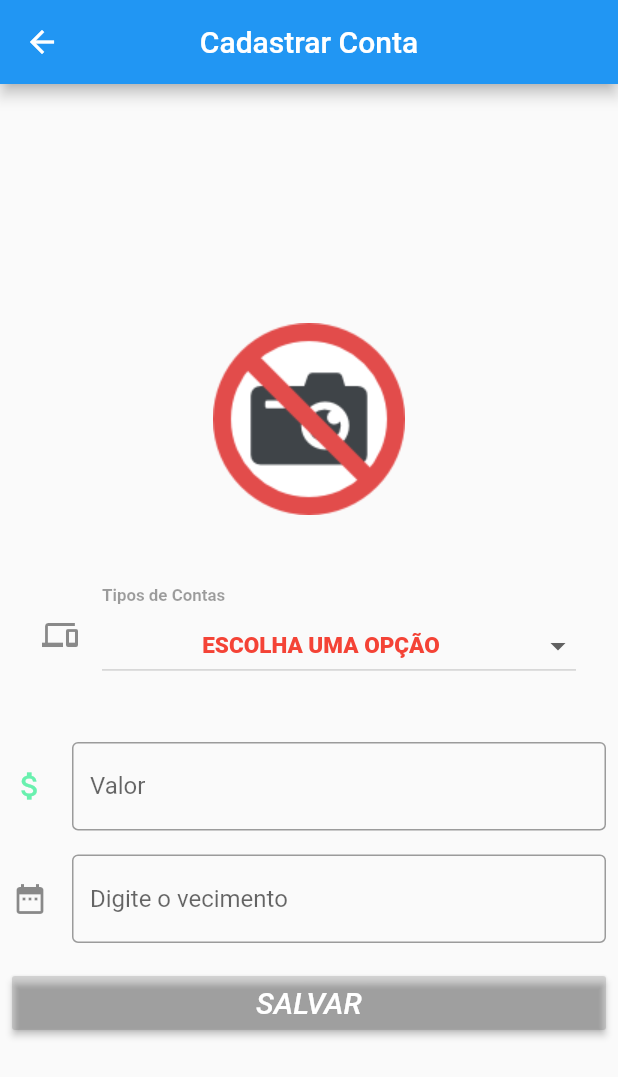
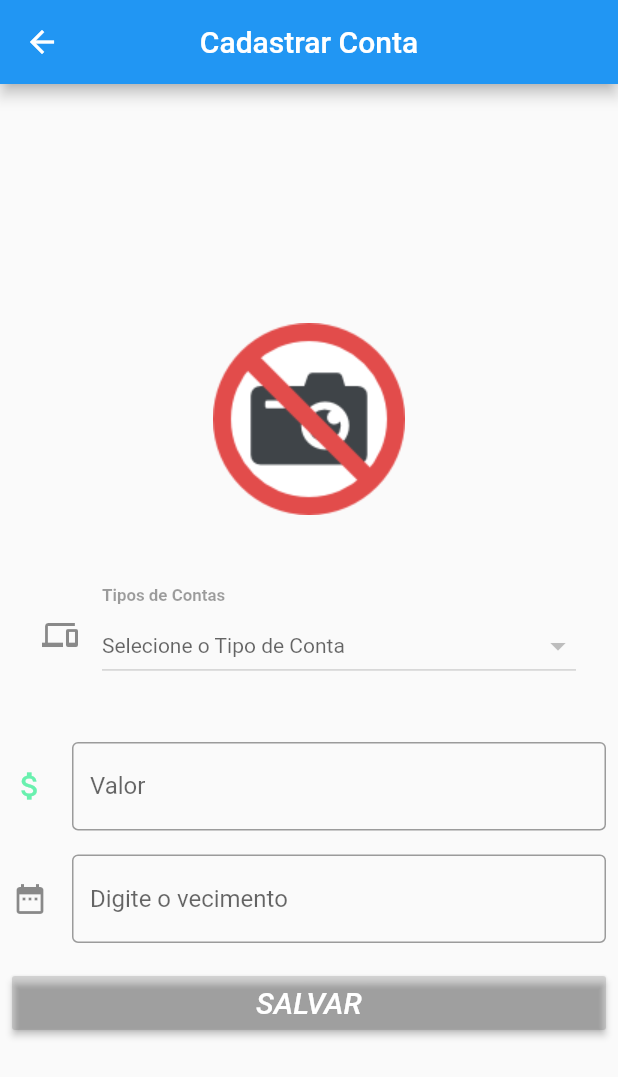
Before and after one commit to MatheusHard/ContasPagas, a Flutter app: the Cadastrar_Conta screen opened directly, on a phone screen of 412 x 824 dp. Shown: the top 1077 px of the screen. Run offline on Flutter 3.47's test engine with Material 2 defaults, Android fonts, the phone set to English and light mode, and no system bars; our stand-ins replace image_picker, shared_preferences, sqflite; missing offline and left inert: card_settings; accounts and stored records are empty.

Commit message:
Drop Tipo no DB testes

```diff
--- /dev/null
+++ b/contas_pagas_2021/lib/data_model/tipo_data_model.dart
@@ -0,0 +1,38 @@
+class TipoDataModel{
+
+  static final String TABELA = "tabelaTipo";
+  static final String id = "id";
+  static final String descricao_tipo = "descricao_tipo";
+
+
+  static String queryCriarTabela = "";
+
+  static String criarTabela() {
+
+    queryCriarTabela = "CREATE TABLE " + TABELA;
+    queryCriarTabela += "(";
+    queryCriarTabela += id + " INTEGER PRIMARY KEY, ";
+       queryCriarTabela += descricao_tipo + " TEXT ";
+    queryCriarTabela += ");";
+
+    return queryCriarTabela;
+  }
+
+  static String dropDatabase(){
+    return   "DROP TABLE IF EXISTS "+ TABELA + ";";
+  }
+
+  static String zerarTabela() {
+
+   return "DELETE FROM " + TABELA +";";
+
+  }
+
+  static String getTabela(){
+    return TABELA;
+  }
+
+  static String getAtributos(){
+    return "$TABELA.id, $TABELA.descricao_tipo";
+  }
+}
--- a/contas_pagas_2021/lib/helper/db_helper.dart
+++ b/contas_pagas_2021/lib/helper/db_helper.dart
@@ -1,5 +1,7 @@
 import 'package:pagamento_de_contas/data_model/conta_data_model.dart';
+import 'package:pagamento_de_contas/data_model/tipo_data_model.dart';
 import 'package:pagamento_de_contas/models/conta.dart';
+import 'package:pagamento_de_contas/models/tipo.dart';
 import 'package:sqflite/sqflite.dart';
 import 'dart:io';
 import 'package:path/path.dart';
@@ -48,6 +50,7 @@ class DBHelper{
   void _onCreate(Database db, int version) async{
 
     await db.execute(ContaDataModel.criarTabela());
+    await db.execute(TipoDataModel.criarTabela());
 
   }
 
@@ -57,10 +60,43 @@ class DBHelper{
     return res.toInt();
   }
 
+  Future<int> insertTipo(Tipo tipoModel) async{
+    var dbTipo = await db;
+    int res = await dbTipo.insert(TipoDataModel.getTabela(), tipoModel.toMap());
+    return res.toInt();
+  }
+
+  Future<List> getTipos () async {
+
+    var dbTipo = await db;
+    var res = await dbTipo.rawQuery("SELECT ${TipoDataModel.getAtributos()} FROM ${TipoDataModel.getTabela()} ORDER BY ${TipoDataModel.descricao_tipo}");
+    return res.toList();
+  }
   Future<List> getContas () async {
 
     var dbCidade = await db;
-    var res = await dbCidade.rawQuery("SELECT * FROM ${ContaDataModel.getTabela()} ORDER BY ${ContaDataModel.dataHora} DESC");
+    var res = await dbCidade.rawQuery("SELECT ${ContaDataModel.getAtributos()} FROM ${ContaDataModel.getTabela()} ORDER BY ${ContaDataModel.dataHora} DESC");
     return res.toList();
   }
+
+  Future<List> getContasTipos () async {
+
+    var dbContaTipo = await db;
+    var res = await dbContaTipo.rawQuery("SELECT * FROM ${ContaDataModel.getTabela()} ${TipoDataModel.getTabela()} ORDER BY ${ContaDataModel.dataHora} DESC");
+    return res.toList();
+  }
+
+  /* Future<List> getCidadesUfs() async {
+// INNER JOIN $tabelaUf WHERE uf.id = cidade.cod_uf
+    var dbCidadeUf = await db;
+    var res = await dbCidadeUf.rawQuery("SELECT $tabelaCidade.$colunaId, $tabelaCidade.$colunaDescricao_cidade,"
+                                      " $tabelaCidade.$colunaUf_id, $tabelaUf.$colunaDescricao_Uf  FROM $tabelaCidade"
+                                      " INNER JOIN $tabelaUf WHERE $tabelaUf.$colunaIdUf = $tabelaCidade.$colunaUf_id"
+                                       " ORDER BY $tabelaCidade.$colunaId != 1, $tabelaCidade.$colunaDescricao_cidade");
+
+    return res.toList();
+  }
+*/
+
+
 }
--- a/contas_pagas_2021/lib/iu/cadastrar_conta.dart
+++ b/contas_pagas_2021/lib/iu/cadastrar_conta.dart
@@ -26,6 +26,8 @@ class _Cadastrar_ContaState extends State<Cadastrar_Conta> {
   final _dataController = TextEditingController();
 
   double _valorConta;
+  String _descricaoTipo;
+  int _idTipo;
   //String _dataConta = Utils.formatarData(Utils.getDataHora().toString(), 1);
 
 
@@ -53,7 +55,7 @@ class _Cadastrar_ContaState extends State<Cadastrar_Conta> {
 
   @override
   void initState() {
-    getTiposContas();
+   // getTiposContas();
     super.initState();
 
   }
@@ -255,6 +257,10 @@ class _Cadastrar_ContaState extends State<Cadastrar_Conta> {
   _cadastrarConta() async{
 
     String file;
+   // _idTipo = _selectedTipo.id;
+    _idTipo = 2;
+    print(_idTipo.toString());
+
     setState(() {
       if (_imageFile != null){
          /* && _dataController.value.toString() != ""
@@ -263,7 +269,7 @@ class _Cadastrar_ContaState extends State<Cadastrar_Conta> {
 if(_valorController.value.text.toString() != "" && _valorController.value.text.toString() != null) {
   _valorConta = double.parse(_valorController.text);
   file = Utils.base64String(_imageFile.readAsBytesSync());
-  _db.insertConta(new Conta(_valorConta, _dateTime.toString(), file));
+  _db.insertConta(new Conta(_valorConta, _dateTime.toString(), file, _idTipo, null));
 
   clearControllers();
   Utils.showDefaultSnackbar(_scaffoldKey, "Cadastro realizado com sucesso!!!");
@@ -293,7 +299,7 @@ if(_valorController.value.text.toString() != "" && _valorController.value.text.t
     _dataController.clear();
   }
 
-  getTiposContas(){
+  /*getTiposContas(){
 
     List<Tipo> listaTemporaria = [
       Tipo(1, "ESCOLHA UMA OPÇÃO"),
@@ -310,7 +316,7 @@ if(_valorController.value.text.toString() != "" && _valorController.value.text.t
     });
     listaTemporaria = null;
 
-  }
+  }*/
 
 
   Text _validarTextoDropdownTipo(int id, String texto){
--- a/contas_pagas_2021/lib/main.dart
+++ b/contas_pagas_2021/lib/main.dart
@@ -4,6 +4,7 @@ import 'package:flutter/material.dart';
 import 'package:pagamento_de_contas/helper/db_helper.dart';
 import 'package:pagamento_de_contas/iu/principal.dart';
 import 'package:pagamento_de_contas/models/conta.dart';
+import 'package:pagamento_de_contas/models/tipo.dart';
 import 'package:pagamento_de_contas/utils/utils.dart';
 
 void main() async{
@@ -14,6 +15,10 @@ void main() async{
 //  File i = Image.asset("assets/no_camera_icon.png");
   //int a = await db.insertConta(new Conta(100.0,  data, i));
   //print(a);
+
+    //int a = await db.insertTipo(new Tipo("Energia"));
+    //print(a);
+
 
   /*List list = await db.getContas();
   for(var conta in list){
--- a/contas_pagas_2021/lib/models/conta.dart
+++ b/contas_pagas_2021/lib/models/conta.dart
@@ -1,28 +1,35 @@
 
 import 'dart:io';
+
+import 'package:pagamento_de_contas/models/tipo.dart';
 
 class Conta{
   int _id;
   double _valor;
   String _dataHora;
   String _imageFile;
+  int _idTipo;
+  Tipo _tipo;
 
 
 
 
-  Conta(this._valor, this._dataHora, this._imageFile);
+
+  Conta(this._valor, this._dataHora, this._imageFile, this._idTipo, this._tipo);
 
   Conta.fromJson(Map<String, dynamic> json):
         this._id = int.tryParse(json['id']) ?? 0,
         this._valor = json['valor'],
         this._dataHora = json['dataHora'],
-        this._imageFile = json['imageFile'];
+        this._imageFile = json['imageFile'],
+        this._idTipo = json['tipo_id'];
 
   Map<String, dynamic> toJson() =>
       {
         'valor': this._valor,
         'dataHora': this._dataHora,
-        'imageFile':this._imageFile
+        'imageFile':this._imageFile,
+        'tipo_id':this._idTipo
       };
 
   Conta.map(dynamic obj){
@@ -30,6 +37,7 @@ class Conta{
     this._valor = obj['valor'];
     this._dataHora = obj['dataHora'];
     this._imageFile = obj['imageFile'];
+    this._idTipo = obj['tipo_id'];
     this._id = obj['id'];
   }
 
@@ -37,6 +45,8 @@ class Conta{
   String get dataHora => _dataHora;
   String get imageFile => _imageFile;
   int get id => _id;
+  int get tipoId => _idTipo;
+  Tipo get tipo => _tipo;
 
   /*Map<String, dynamic> toMap() {
 
@@ -55,6 +65,7 @@ class Conta{
       "valor" : this._valor,
       "dataHora" : this._dataHora,
       "imageFile" : this._imageFile,
+      "tipo_id" : this.tipoId,
     };
 
     if (id != null) {
@@ -70,14 +81,10 @@ class Conta{
     this._dataHora = mapa['dataHora'];
     this._imageFile = mapa['imageFile'];
     this._id = mapa['id'];
+    this._idTipo = mapa['tipo_id'];
+    this._tipo = Tipo.fromMap(mapa);
   }
 
-  Conta.fromMap2(Map<String, dynamic> mapa){
 
-    this._valor = mapa['valor'];
-    this._dataHora = mapa['dataHora'];
-    this._imageFile = mapa['imageFile'];
-    this._id = mapa['id'];
-  }
 
 }
--- a/contas_pagas_2021/lib/models/tipo.dart
+++ b/contas_pagas_2021/lib/models/tipo.dart
@@ -6,7 +6,7 @@ class Tipo {
 
 
 
-  Tipo(this._id, this._descricao_tipo);
+  Tipo(this._descricao_tipo);
 
   Tipo.fromJson(Map<String, dynamic> json):
         this._id = int.tryParse(json['id']) ?? 0,
```
Also changed, not shown: contas_pagas_2021/lib/data_model/conta_data_model.dart (+11 -2 lines), contas_pagas_2021/lib/iu/listar_contas.dart (+5 -4 lines).
